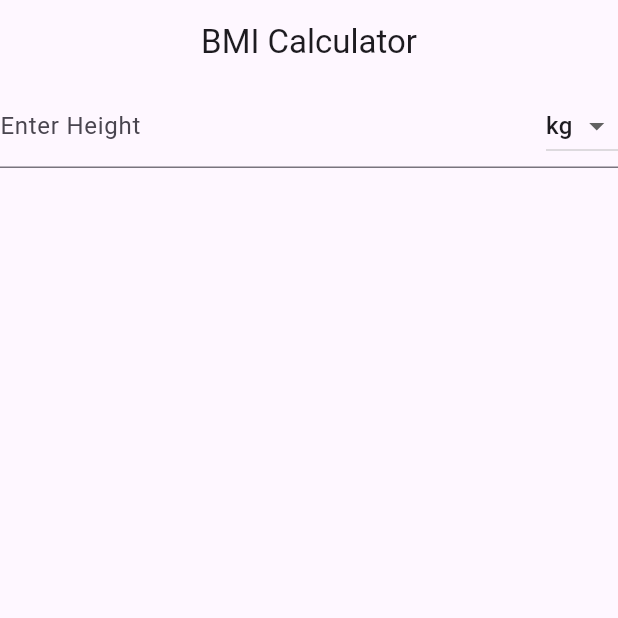
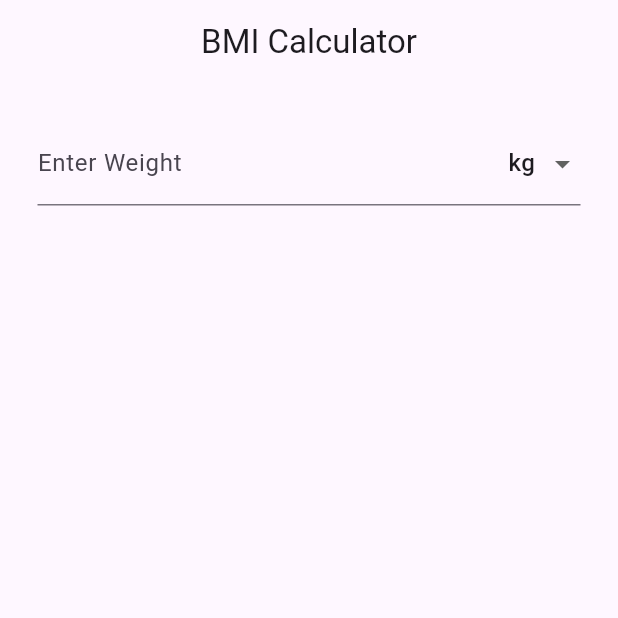
Before and after one commit to lucifron28/bmi-calculator, a Flutter app: the screen it shows after launch, on a phone screen of 412 x 824 dp, the top half of it. Run offline on Flutter 3.47's test engine with Material 3 defaults, Android fonts, the phone set to English and light mode, and no system bars.

Commit message:
use the UnitTextFormField

```diff
--- a/lib/bmi_calculator.dart
+++ b/lib/bmi_calculator.dart
@@ -1,4 +1,5 @@
 import 'package:flutter/material.dart';
+import 'unit_text_form_field.dart';
 
 class Calculator extends StatefulWidget {
   const Calculator({super.key});
@@ -11,7 +12,8 @@ class _CalculatorState extends State<Calculator> {
   TextEditingController heightController = TextEditingController();
   TextEditingController weightController = TextEditingController();
 
-  String? selectedUnit = "kg";
+  String? selectedWeightUnit = "kg";
+  final List<String> weightUnits = ["kg", "lbs"];
 
   bool isNumeric(String s) {
     if (s.isEmpty) {
@@ -24,34 +26,22 @@ class _CalculatorState extends State<Calculator> {
   Widget build(BuildContext context) {
     return Column(
       children: [
-        TextFormField(
-          controller: weightController,
-          decoration: InputDecoration(
-            labelText: "Enter Height",
-            suffixIcon: DropdownButton<String>(
-              value: selectedUnit,
-              items:
-                  ["kg", "lbs"].map((String value) {
-                    return DropdownMenuItem<String>(
-                      value: value,
-                      child: Text(value),
-                    );
-                  }).toList(),
-              onChanged: (String? newValue) {
-                setState(() {
-                  selectedUnit = newValue!;
-                });
-              }
-            ),
+        Padding(
+          padding: const EdgeInsets.all(25.0),
+          child: UnitTextFormField(
+            controller: heightController,
+            labelText: "Enter Weight",
+            selectedUnit: selectedWeightUnit,
+            units: weightUnits,
+            onUnitChanged: (value) {
+              setState(() {
+                selectedWeightUnit = value;
+              });
+            },
+            validator: (value) {
+              if (value == null || value.isEmpty) return "Please Enter a Number";
+            },
           ),
-          validator: (value) {
-            if (value == null || value.isEmpty) return "Please enter a number";
-            if (!isNumeric(value)) return "Invalid number Format";
-            if (double.parse(value) < 0) {
-              return "Please enter a positive number";
-            }
-            return null;
-          },
         ),
       ],
     );
```
